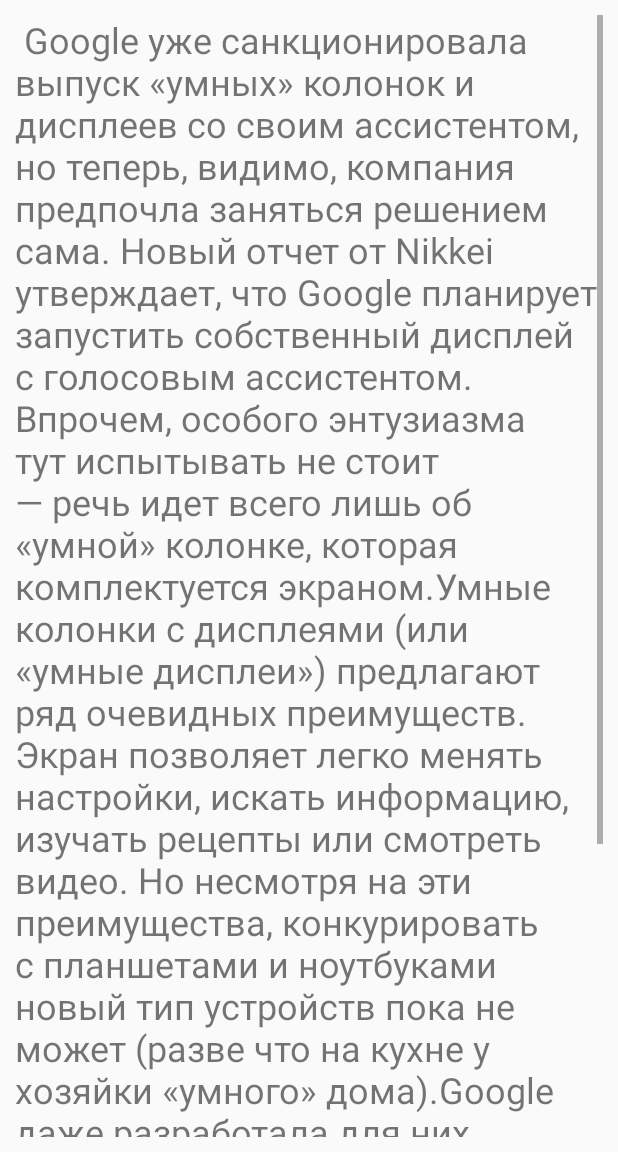
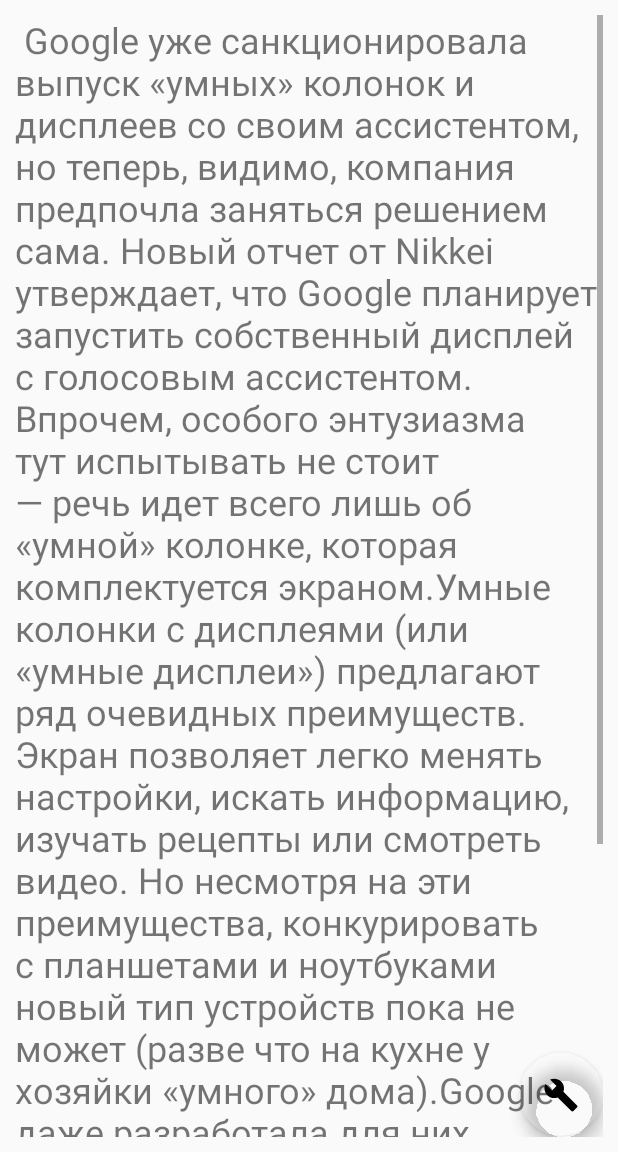
Before and after one commit to rationalcode/Nav1, an Android app: the fragment ScrollViewFragment placed in its activity, on a phone screen of 412 x 824 dp, the part 84-1236 px from its top. Run offline under Robolectric (Android 15) with nearby library versions, the phone set to English and light mode, and no system bars; our stand-ins replace Room's generated code; libraries missing offline, so code that uses them is left out: android.arch.persistence.

```diff
--- a/app/src/main/java/com/example/admin/nav1/MainActivity.java
+++ b/app/src/main/java/com/example/admin/nav1/MainActivity.java
@@ -41,11 +41,11 @@ public class MainActivity extends AppCompatActivity
     Context context;
     public static FragmentManager fragmentManager;
     public static FragmentTransaction fragmentTransaction;
-    public static RecyclerView recyclerView;
+    public RecyclerView recyclerView;
     public static FragmentHelper fragmentHelper;
-    public static RVFagment rvFagment;
+    public RVFagment rvFagment;
     public static PictureFragment pictureFragment;
-    public static TextFragment textFragment;
+    public TextFragment textFragment;
     public static ChapterDialogFragment chapterDialogFragment;
     public static ChapterRoomDatabase db;
     Configuration configuration;
--- a/app/src/main/java/com/example/admin/nav1/controller/AdapterRV.java
+++ b/app/src/main/java/com/example/admin/nav1/controller/AdapterRV.java
@@ -31,7 +31,8 @@ public class AdapterRV extends RecyclerView.Adapter <AdapterRV.ViewHolder> {
     Context context;
     public static String TAG;
     private LayoutInflater inflater;
-    public List<Chapter> chapters;
+    private List<Chapter> chapters;
+
 
 
     public AdapterRV(Context context, List<Chapter> chapters) {
--- a/app/src/main/java/com/example/admin/nav1/ui/RVFagment.java
+++ b/app/src/main/java/com/example/admin/nav1/ui/RVFagment.java
@@ -23,11 +23,12 @@ import static android.view.ViewGroup.LayoutParams.MATCH_PARENT;
 import static android.view.ViewGroup.LayoutParams.WRAP_CONTENT;
 import static com.example.admin.nav1.MainActivity.db;
 import static com.example.admin.nav1.MainActivity.model;
-import static com.example.admin.nav1.MainActivity.recyclerView;
+
 
 public class RVFagment extends android.support.v4.app.Fragment {
 
 
+    RecyclerView recyclerView;
     @Nullable
     @Override
     public View onCreateView(LayoutInflater inflater, @Nullable ViewGroup container, Bundle savedInstanceState) {
--- a/app/src/main/java/com/example/admin/nav1/ui/TextFragment.java
+++ b/app/src/main/java/com/example/admin/nav1/ui/TextFragment.java
@@ -15,16 +15,15 @@ import com.example.admin.nav1.R;
 import com.example.admin.nav1.controller.FragmentHelper;
 
 
-import static com.example.admin.nav1.MainActivity.fragmentHelper;
-import static com.example.admin.nav1.MainActivity.recyclerView;
-import static com.example.admin.nav1.MainActivity.rvFagment;
-
 public class TextFragment extends Fragment {
 
 
     public static String text = "HELLO !";
-    public static FloatingActionButton fab;
+    public FloatingActionButton fab;
     public static boolean addButton = false;
+    FragmentHelper fragmentHelper;
+    RVFagment rvFagment = new RVFagment();
+
 
     public static void setText(String text) {
         TextFragment.text = text;
--- a/app/src/main/res/layout/scrollview_fragment.xml
+++ b/app/src/main/res/layout/scrollview_fragment.xml
@@ -1,8 +1,22 @@
 <?xml version="1.0" encoding="utf-8"?>
-<android.support.constraint.ConstraintLayout xmlns:android="http://schemas.android.com/apk/res/android"
+<android.widget.FrameLayout xmlns:android="http://schemas.android.com/apk/res/android"
+    xmlns:app="http://schemas.android.com/apk/res-auto"
+    xmlns:tools="http://schemas.android.com/tools"
     android:layout_width="match_parent"
     android:layout_height="match_parent"
     android:layout_margin="10dp">
+
+    <android.support.design.widget.FloatingActionButton
+        android:id="@+id/scrollViewFAB"
+        android:layout_width="wrap_content"
+        android:layout_height="wrap_content"
+        android:layout_gravity="bottom|right"
+        android:clickable="true"
+        app:backgroundTint="@android:color/transparent"
+        app:fabSize="normal"
+        app:srcCompat="@drawable/ic_menu_manage"
+        tools:layout_editor_absoluteX="308dp"
+        tools:layout_editor_absoluteY="435dp" />
 
     <ScrollView
         android:layout_width="match_parent"
@@ -15,4 +29,5 @@
             android:text="TextView"
             android:textSize="24sp" />
     </ScrollView>
-</android.support.constraint.ConstraintLayout>
+
+</android.widget.FrameLayout>
```
